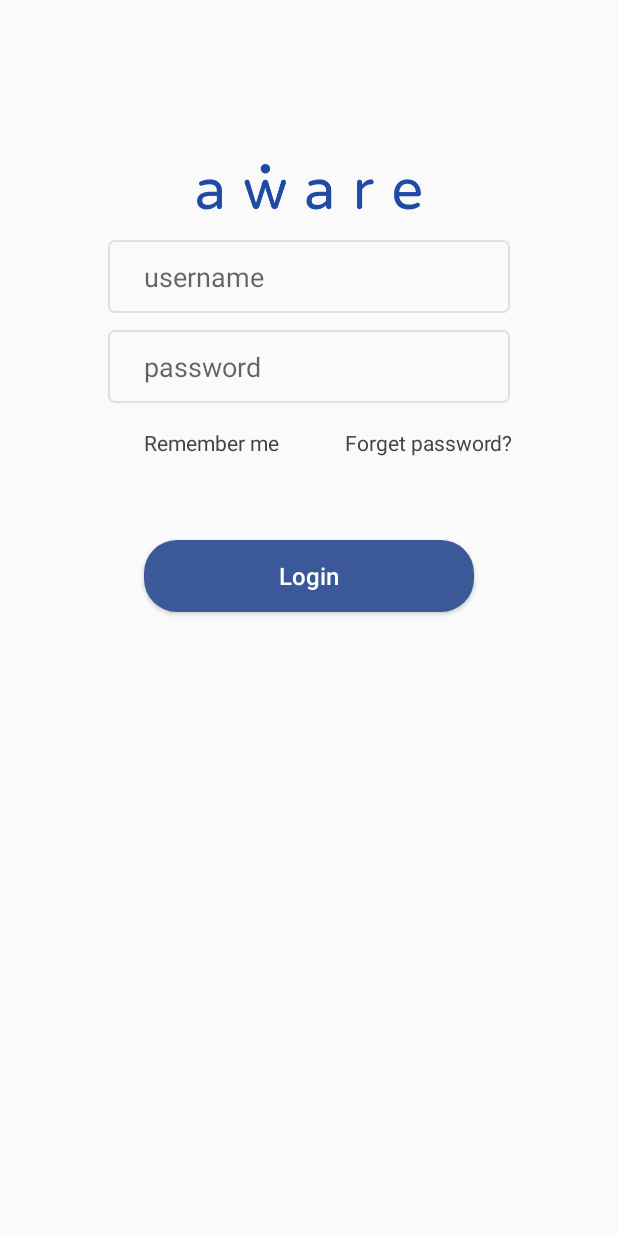
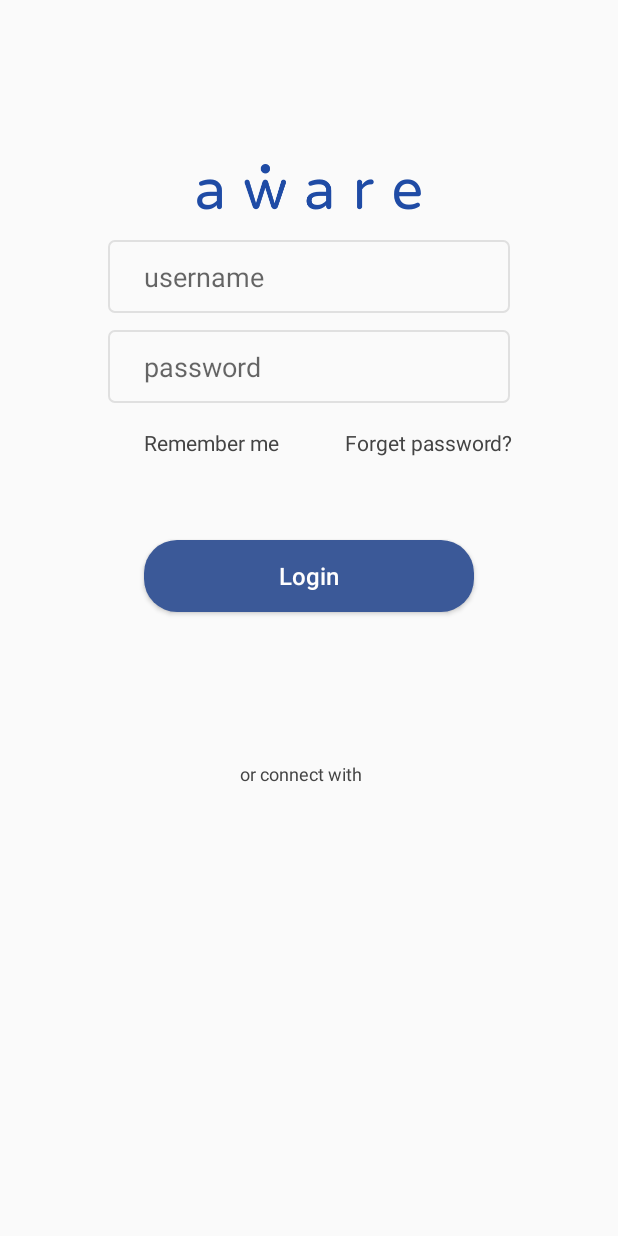
Before and after one commit to Jerry-wenhao/SilverLayout, an Android app: the screen it shows after launch (MainActivity), on a phone screen of 412 x 824 dp. Run offline under Robolectric (Android 15) with nearby library versions, the phone set to English and light mode, and no system bars.

Commit message:
[xiawenhao] feat: set textview connect us

```diff
--- a/app/src/main/res/layout/activity_main.xml
+++ b/app/src/main/res/layout/activity_main.xml
@@ -126,6 +126,20 @@
         app:layout_constraintStart_toStartOf="parent"
         app:layout_constraintTop_toTopOf="parent" />
 
+    <TextView
+        android:id="@+id/textView"
+        android:layout_width="wrap_content"
+        android:layout_height="wrap_content"
+        android:layout_marginStart="112dp"
+        android:text="@string/connect_us"
+        android:textColor="@color/remember"
+        android:textSize="12sp"
+        app:layout_constraintStart_toStartOf="@+id/attention"
+        app:layout_constraintRight_toRightOf="parent"
+        app:layout_constraintLeft_toLeftOf="parent"
+        app:layout_constraintTop_toTopOf="parent"
+        app:layout_constraintBottom_toBottomOf="parent"
+        app:layout_constraintVertical_bias="0.628"/>
 
 
 </androidx.constraintlayout.widget.ConstraintLayout>
--- a/app/src/main/res/values/strings.xml
+++ b/app/src/main/res/values/strings.xml
@@ -6,4 +6,5 @@
     <string name="remember">Remember me</string>
     <string name="forget">Forget password?</string>
     <string name="login">Login</string>
+    <string name="connect_us">or connect with</string>
 </resources>
```
